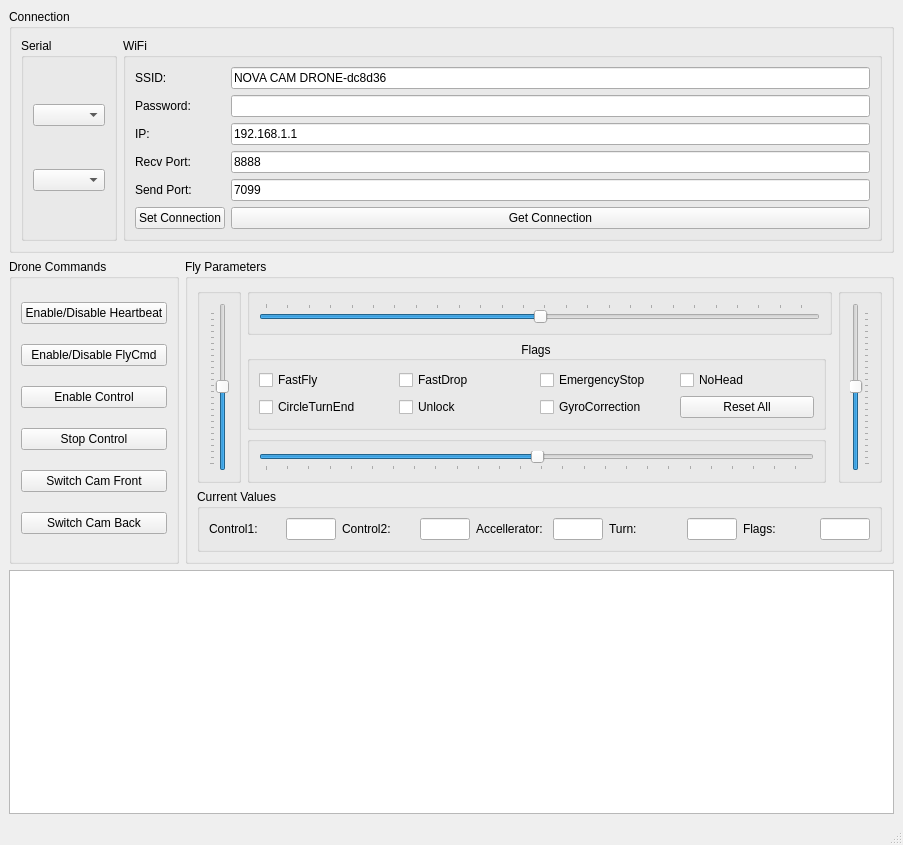
The window that controller/mainwindow.ui (Zorne7/NovaCamDrone) describes before a commit, drawn with Qt 5.
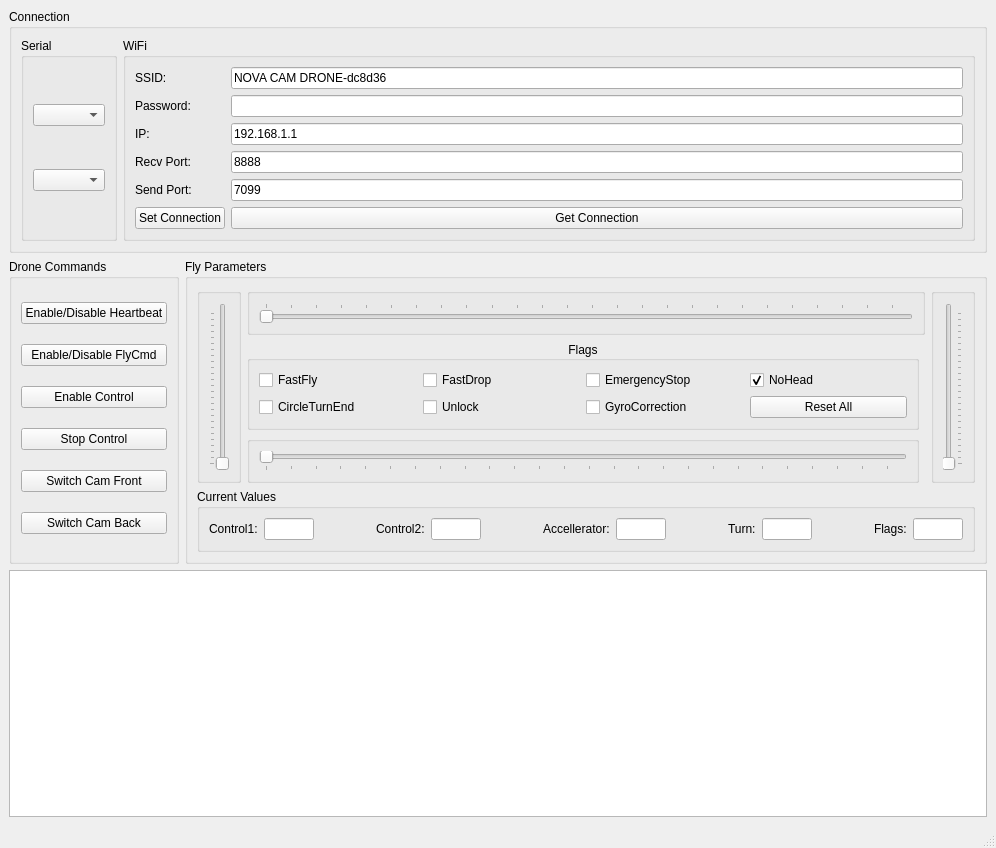
The same window after the commit.

Commit message: semplified sendCmd to log

Patch:
```diff
--- a/controller/mainwindow.ui
+++ b/controller/mainwindow.ui
@@ -6,8 +6,8 @@
    <rect>
     <x>0</x>
     <y>0</y>
-    <width>903</width>
-    <height>845</height>
+    <width>996</width>
+    <height>848</height>
    </rect>
   </property>
   <property name="windowTitle">
@@ -201,7 +201,7 @@
              <number>255</number>
             </property>
             <property name="value">
-             <number>128</number>
+             <number>0</number>
             </property>
             <property name="orientation">
              <enum>Qt::Orientation::Horizontal</enum>
@@ -252,6 +252,9 @@
             <property name="text">
              <string>NoHead</string>
             </property>
+            <property name="checked">
+             <bool>true</bool>
+            </property>
            </widget>
           </item>
           <item row="1" column="0">
@@ -297,7 +300,7 @@
              <number>255</number>
             </property>
             <property name="value">
-             <number>128</number>
+             <number>0</number>
             </property>
             <property name="orientation">
              <enum>Qt::Orientation::Vertical</enum>
@@ -325,7 +328,7 @@
              <number>255</number>
             </property>
             <property name="value">
-             <number>128</number>
+             <number>0</number>
             </property>
             <property name="orientation">
              <enum>Qt::Orientation::Horizontal</enum>
@@ -353,7 +356,7 @@
              <number>255</number>
             </property>
             <property name="value">
-             <number>128</number>
+             <number>0</number>
             </property>
             <property name="orientation">
              <enum>Qt::Orientation::Vertical</enum>
@@ -375,65 +378,88 @@
           <string>Current Values</string>
          </property>
          <layout class="QGridLayout" name="gridLayout_9">
-          <item row="0" column="4">
-           <widget class="QLabel" name="label_3">
+          <item row="0" column="3">
+           <widget class="QLabel" name="label_2">
             <property name="text">
-             <string>Accellerator:</string>
+             <string>Control2:</string>
             </property>
            </widget>
           </item>
-          <item row="0" column="8">
-           <widget class="QLabel" name="label_5">
-            <property name="text">
-             <string>Flags:</string>
+          <item row="0" column="1">
+           <widget class="QLineEdit" name="control1Line">
+            <property name="maximumSize">
+             <size>
+              <width>50</width>
+              <height>16777215</height>
+             </size>
             </property>
            </widget>
           </item>
+          <item row="0" column="7">
+           <widget class="QLineEdit" name="accellerLine">
+            <property name="maximumSize">
+             <size>
+              <width>50</width>
+              <height>16777215</height>
+             </size>
+            </property>
+            <property name="readOnly">
+             <bool>true</bool>
+            </property>
+           </widget>
+          </item>
+          <item row="0" column="2">
+           <spacer name="horizontalSpacer">
+            <property name="orientation">
+             <enum>Qt::Orientation::Horizontal</enum>
+            </property>
+            <property name="sizeHint" stdset="0">
+             <size>
+              <width>40</width>
+              <height>20</height>
+             </size>
+            </property>
+           </spacer>
+          </item>
+          <item row="0" column="5">
+           <spacer name="horizontalSpacer_2">
+            <property name="orientation">
+             <enum>Qt::Orientation::Horizontal</enum>
+            </property>
+            <property name="sizeHint" stdset="0">
+             <size>
+              <width>40</width>
+              <height>20</height>
+             </size>
+            </property>
+           </spacer>
+          </item>
           <item row="0" column="9">
-           <widget class="QLineEdit" name="flagsLine">
-            <property name="maximumSize">
-             <size>
-              <width>50</width>
-              <height>16777215</height>
-             </size>
-            </property>
-            <property name="readOnly">
-             <bool>true</bool>
-            </property>
-           </widget>
-          </item>
-          <item row="0" column="3">
-           <widget class="QLineEdit" name="control2Line">
-            <property name="maximumSize">
-             <size>
-              <width>50</width>
-              <height>16777215</height>
-             </size>
-            </property>
-            <property name="readOnly">
-             <bool>true</bool>
-            </property>
-           </widget>
-          </item>
-          <item row="0" column="6">
            <widget class="QLabel" name="label_4">
             <property name="text">
              <string>Turn:</string>
             </property>
            </widget>
           </item>
-          <item row="0" column="5">
-           <widget class="QLineEdit" name="accellerLine">
-            <property name="maximumSize">
+          <item row="0" column="12">
+           <widget class="QLabel" name="label_5">
+            <property name="text">
+             <string>Flags:</string>
+            </property>
+           </widget>
+          </item>
+          <item row="0" column="8">
+           <spacer name="horizontalSpacer_3">
+            <property name="orientation">
+             <enum>Qt::Orientation::Horizontal</enum>
+            </property>
+            <property name="sizeHint" stdset="0">
              <size>
-              <width>50</width>
-              <height>16777215</height>
+              <width>40</width>
+              <height>20</height>
              </size>
             </property>
-            <property name="readOnly">
-             <bool>true</bool>
-            </property>
-           </widget>
+           </spacer>
           </item>
           <item row="0" column="0">
            <widget class="QLabel" name="label">
@@ -442,15 +468,21 @@
             </property>
            </widget>
           </item>
-          <item row="0" column="2">
-           <widget class="QLabel" name="label_2">
-            <property name="text">
-             <string>Control2:</string>
+          <item row="0" column="13">
+           <widget class="QLineEdit" name="flagsLine">
+            <property name="maximumSize">
+             <size>
+              <width>50</width>
+              <height>16777215</height>
+             </size>
             </property>
+            <property name="readOnly">
+             <bool>true</bool>
+            </property>
            </widget>
           </item>
-          <item row="0" column="1">
-           <widget class="QLineEdit" name="control1Line">
+          <item row="0" column="4">
+           <widget class="QLineEdit" name="control2Line">
             <property name="maximumSize">
              <size>
               <width>50</width>
@@ -462,7 +494,7 @@
             </property>
            </widget>
           </item>
-          <item row="0" column="7">
+          <item row="0" column="10">
            <widget class="QLineEdit" name="turnLine">
             <property name="maximumSize">
              <size>
@@ -475,6 +507,26 @@
             </property>
            </widget>
           </item>
+          <item row="0" column="6">
+           <widget class="QLabel" name="label_3">
+            <property name="text">
+             <string>Accellerator:</string>
+            </property>
+           </widget>
+          </item>
+          <item row="0" column="11">
+           <spacer name="horizontalSpacer_4">
+            <property name="orientation">
+             <enum>Qt::Orientation::Horizontal</enum>
+            </property>
+            <property name="sizeHint" stdset="0">
+             <size>
+              <width>40</width>
+              <height>20</height>
+             </size>
+            </property>
+           </spacer>
+          </item>
          </layout>
         </widget>
        </item>
```
Left out of the diff: 5 changed lines with no effect on the pictures. The commit also changes 1 other file.
